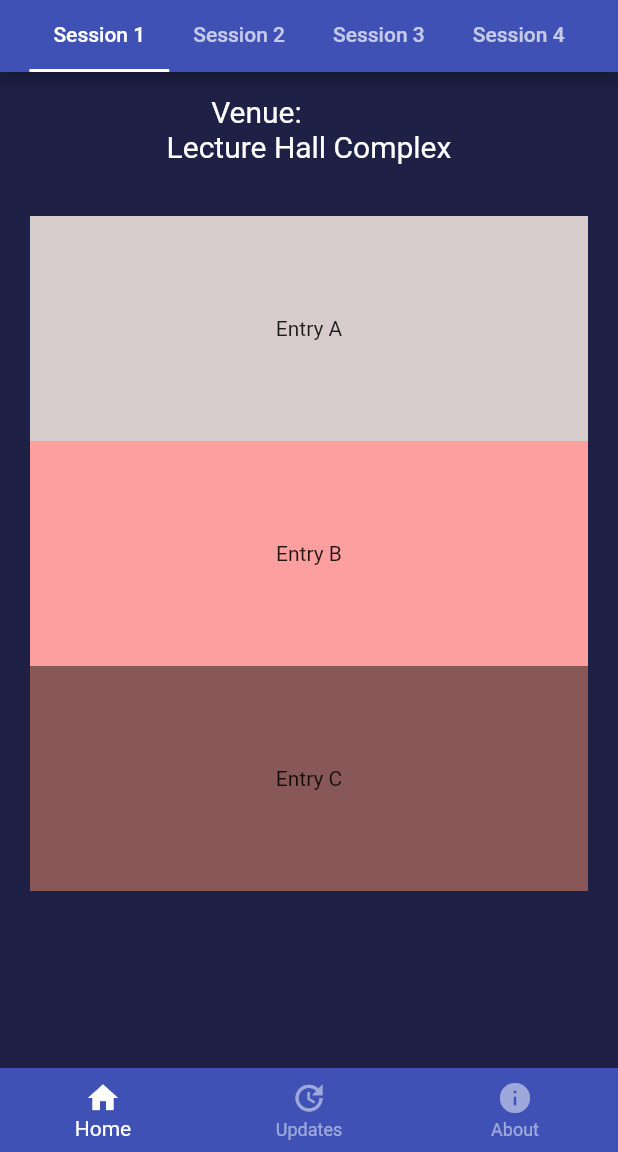
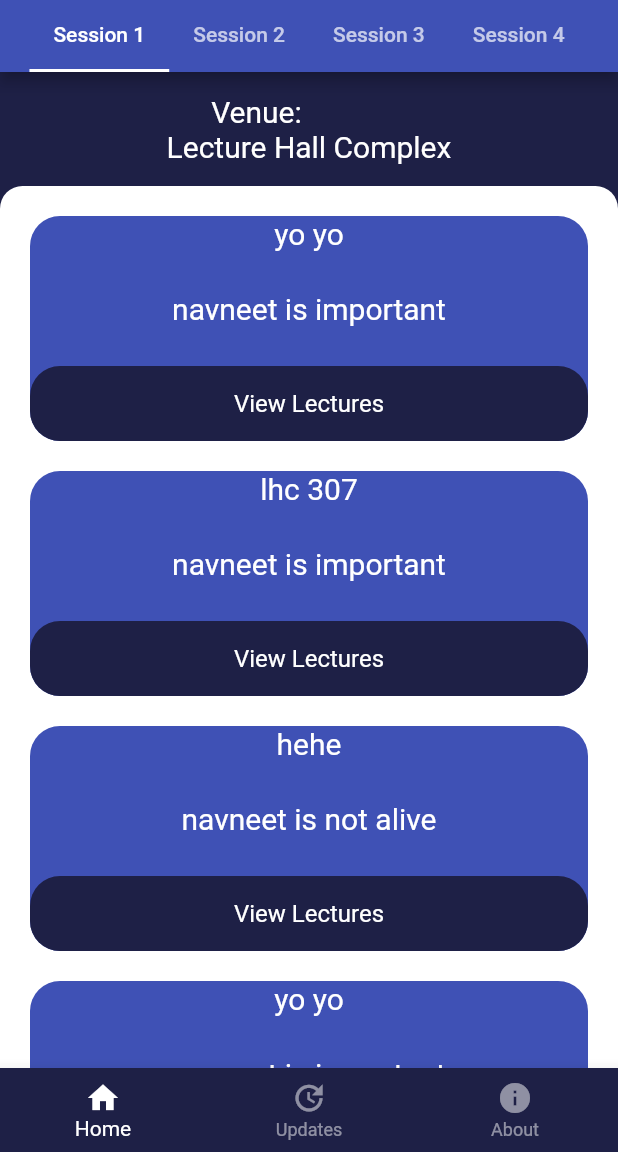
Before and after one commit to Navneetkrh/fmfp, a Flutter app: the OutlinePage screen opened directly, on a phone screen of 412 x 824 dp, the part 84-1236 px from its top. Run offline on Flutter 3.47's test engine with Material 2 defaults, Android fonts, the phone set to English and light mode, and no system bars; our stand-ins replace flutter_svg.

Commit message:
Update background color in outline.dart and sessions.dart

```diff
--- a/lib/outline.dart
+++ b/lib/outline.dart
@@ -22,7 +22,7 @@ class _OutlinePageState extends State<OutlinePage> {
       body: _getBody(_currentIndex),
       bottomNavigationBar: BottomNavigationBar(
         currentIndex: _currentIndex,
-        backgroundColor: Colors.indigo,
+        backgroundColor:Color(0xFF1E2046),
         selectedItemColor: Colors.white,
         unselectedItemColor: Colors.white.withOpacity(0.5),
         onTap: (index) {
--- /dev/null
+++ b/lib/sessionobj.dart
@@ -0,0 +1,70 @@
+// ignore_for_file: prefer_const_constructors, sort_child_properties_last
+
+import 'package:flutter/cupertino.dart';
+import 'package:flutter/material.dart';
+import 'package:flutter/src/widgets/framework.dart';
+import 'package:flutter/src/widgets/placeholder.dart';
+
+class SessionObject extends StatelessWidget {
+  const SessionObject({super.key,required this.room,required this.name});
+  final String room;
+  final String name;
+
+  @override
+  Widget build(BuildContext context) {
+    return Container(
+                  margin: const EdgeInsets.only(bottom: 20),
+                  height: 150,
+                  child: Column(
+                      mainAxisAlignment: MainAxisAlignment.spaceBetween,
+                      children: [
+                        Text(
+                          room,
+                          style: TextStyle(
+                            fontSize: 20,
+                            fontWeight: FontWeight.w400,
+                            color: Colors.white,
+                          ),
+                        ),
+                        Text(
+                          name,
+                          style: TextStyle(
+                            fontSize: 20,
+                            fontWeight: FontWeight.w400,
+                            color: Colors.white,
+                          ),
+                        ),
+                        GestureDetector(
+                          onTap: () {
+                            // Handle the tap event here. For example, navigate to the lectures page.
+                            // Navigator.push(
+                            //   context,
+                            //   MaterialPageRoute(builder: (context) => LecturesPage()),
+                            // );
+                          },
+                          child: Container(
+                            height: 50,
+                            decoration: BoxDecoration(
+                              color: Color(0xFF1E2046),
+                              borderRadius: BorderRadius.circular(20),
+                            ),
+                            child: Center(
+                              child: Text(
+                                'View Lectures',
+                                style: TextStyle(
+                                  color: Colors.white,
+                                  fontSize: 16,
+                                ),
+                              ),
+                            ),
+                          ),
+                        ),
+                      ]),
+                  decoration: BoxDecoration(
+                      color: Colors.indigo, // set the color to white
+
+                      borderRadius: BorderRadius.circular(20)),
+
+    );
+  }
+}
--- a/lib/sessions.dart
+++ b/lib/sessions.dart
@@ -1,8 +1,9 @@
-// ignore_for_file: prefer_const_constructors
+// ignore_for_file: prefer_const_constructors, prefer_const_literals_to_create_immutables, sort_child_properties_last
 
 import 'package:flutter/material.dart';
 import 'package:flutter/src/widgets/framework.dart';
 import 'package:flutter/src/widgets/placeholder.dart';
+import 'sessionobj.dart';
 
 class SessionsPage extends StatefulWidget {
   const SessionsPage({super.key});
@@ -14,13 +15,11 @@ class SessionsPage extends StatefulWidget {
 class _SessionsPageState extends State<SessionsPage> {
   @override
   Widget build(BuildContext context) {
-     return
-     MaterialApp(
+    return MaterialApp(
       debugShowCheckedModeBanner: false,
       title: "FMFP - 2023",
       home: DefaultTabController(
         length: 4,
-
         child: Scaffold(
             appBar: AppBar(
               leading: Image.asset('assets/fmfp.png'),
@@ -29,65 +28,56 @@ class _SessionsPageState extends State<SessionsPage> {
               bottom: const TabBar(
                 labelColor: Colors.white,
                 indicatorColor: Colors.white,
-              isScrollable: true  ,
+                isScrollable: true,
                 tabs: [
                   Tab(text: 'Session 1'),
                   Tab(text: 'Session 2'),
                   Tab(text: 'Session 3'),
                   Tab(text: 'Session 4'),
-
                 ],
               ),
+            ),
+            backgroundColor: Color(0xFF1E2046),
 
-          ),
-          backgroundColor: Color( 0xFF1E2046),
             body: TabBarView(
               children: [
                 Container(
                   child: Column(
                     children: [
                       Container(
-                          padding: const EdgeInsets.symmetric(horizontal: 20, vertical: 15),
-                          child: Text("      "+"Venue:\nLecture Hall Complex"
-                          ,style: TextStyle(
+                        padding: const EdgeInsets.symmetric(
+                            horizontal: 20, vertical: 15),
+                        child: Text(
+                          "      Venue:\nLecture Hall Complex",
+                          style: TextStyle(
                             fontSize: 20,
                             fontWeight: FontWeight.w400,
                             color: Colors.white,
-                          ),),
                           ),
-
-
-                Expanded(child:
-                 ListView(
-
-
+                        ),
+                      ),
+                      Expanded(
+                          child: Container(
+                        decoration: BoxDecoration(
+                            color: Colors.white, // set the color to white
+                            borderRadius: BorderRadius.only(
+                              topLeft: Radius.circular(
+                                  15), // round the top left corner
+                              topRight: Radius.circular(
+                                  15), // round the top right corner
+                            ) // round the corners
+                            ),
+                        child: ListView(
                           padding: const EdgeInsets.all(20),
                           children: <Widget>[
-                    Container(
-                      padding: const EdgeInsets.all(8),
-                      height: 150,
-                      color: Color.fromARGB(255, 215, 204, 204),
-                      child: const Center(child: Text('Entry A')),
+                            SessionObject(room: "yo yo", name: "navneet is important"),
+                            SessionObject(room: "lhc 307", name: "navneet is important"),
+                            SessionObject(room: "hehe", name: "navneet is not alive"),
+                            SessionObject(room: "yo yo", name: "navneet is important")
 
+                          ],
                         ),
-                    Container(
-                      padding: const EdgeInsets.all(8),
-                      height: 150,
-                      color: Color.fromARGB(255, 254, 159, 159),
-                      child: const Center(child: Text('Entry B')),
-                    ),
-                    Container(
-                      height: 150,
-                      color: Color.fromARGB(255, 136, 87, 87),
-                      child: const Center(child: Text('Entry C')),
-                    ),
-                  ],
                       ))
-
-
-
-
-
                     ],
                   ),
                 ),
@@ -95,8 +85,7 @@ class _SessionsPageState extends State<SessionsPage> {
                 Icon(Icons.music_video),
                 Icon(Icons.music_video),
               ],
-              )
-           ),
+            )),
       ),
     );
   }
```
Lines whose indentation alone changed are shown as unchanged.
